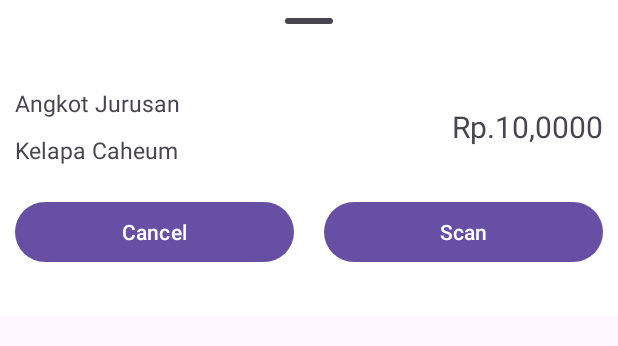
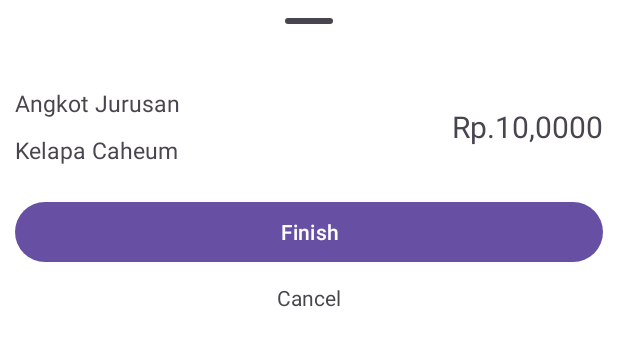
Before and after one commit to Jakas-Technologies/JAKAS-For-Passenger, an Android app: the layout bottom_sheet_map_state.xml on its own in the app's theme, with its tools: preview values and no code run, on a phone screen of 412 x 824 dp. Shown: the top 346 px of the screen. Run offline under Robolectric (Android 15) with nearby library versions, the phone set to English and light mode, and no system bars.

Commit message:
bottom sheet and fab repaired

```diff
--- a/app/src/main/res/layout/bottom_sheet_autocomplete.xml
+++ b/app/src/main/res/layout/bottom_sheet_map_state.xml
@@ -19,30 +19,7 @@
         app:layout_constraintStart_toStartOf="parent"
         app:layout_constraintTop_toTopOf="parent" />
 
-    <Button
-        android:id="@+id/btn_cancel_find"
-        android:layout_width="0dp"
-        android:layout_height="wrap_content"
-        android:layout_margin="10dp"
-        android:text="Cancel"
-        android:visibility="visible"
-        app:layout_constraintEnd_toStartOf="@+id/btn_pay_find"
-        app:layout_constraintStart_toStartOf="parent"
-        app:layout_constraintTop_toBottomOf="@+id/payment_has_selected_container"
-        tools:visibility="visible" />
-
-    <Button
-        android:id="@+id/btn_pay_find"
-        android:layout_width="0dp"
-        android:layout_height="wrap_content"
-        android:layout_margin="10dp"
-        android:text="Scan"
-        android:visibility="visible"
-        app:layout_constraintEnd_toEndOf="parent"
-        app:layout_constraintStart_toEndOf="@+id/btn_cancel_find"
-        app:layout_constraintTop_toBottomOf="@+id/payment_has_selected_container"
-        tools:visibility="visible" />
-
+    <!-- muncul setelah di confirm-->
     <androidx.constraintlayout.widget.ConstraintLayout
         android:id="@+id/payment_has_selected_container"
         android:layout_width="0dp"
@@ -91,10 +68,58 @@
         </LinearLayout>
     </androidx.constraintlayout.widget.ConstraintLayout>
 
+    <Button
+        android:id="@+id/btn_cancel_find"
+        android:layout_width="0dp"
+        android:layout_height="wrap_content"
+        android:layout_margin="10dp"
+        android:text="Cancel"
+        android:visibility="gone"
+        app:layout_constraintEnd_toStartOf="@+id/btn_scan_find"
+        app:layout_constraintStart_toStartOf="parent"
+        app:layout_constraintTop_toBottomOf="@+id/payment_has_selected_container"/>
+
+    <Button
+        android:id="@+id/btn_scan_find"
+        android:layout_width="0dp"
+        android:layout_height="wrap_content"
+        android:layout_margin="10dp"
+        android:text="Scan QR"
+        android:visibility="visible"
+        app:layout_constraintEnd_toEndOf="parent"
+        app:layout_constraintStart_toEndOf="@+id/btn_cancel_find"
+        app:layout_constraintTop_toBottomOf="@+id/payment_has_selected_container"
+        tools:visibility="gone" />
+
+    <!-- Setelah scan QR  -->
+    <Button
+        android:id="@+id/btn_finish_payment"
+        android:layout_width="0dp"
+        android:layout_height="wrap_content"
+        android:layout_margin="10dp"
+        android:text="Finish"
+        android:visibility="visible"
+        app:layout_constraintEnd_toEndOf="parent"
+        app:layout_constraintStart_toStartOf="parent"
+        app:layout_constraintTop_toBottomOf="@+id/payment_has_selected_container"
+        tools:visibility="visible" />
+
+    <TextView
+        android:id="@+id/btn_cancel_payment"
+        android:layout_width="wrap_content"
+        android:layout_height="wrap_content"
+        android:layout_marginTop="10dp"
+        android:text="Cancel"
+        app:layout_constraintTop_toBottomOf="@+id/btn_finish_payment"
+        app:layout_constraintEnd_toEndOf="parent"
+        app:layout_constraintStart_toStartOf="parent"
+        android:visibility="visible"/>
+
+    <!-- hilang setelah di confirm -->
     <androidx.recyclerview.widget.RecyclerView
         android:id="@+id/rv_angkot_direction"
         android:layout_width="0dp"
-        android:layout_height="200dp"
+        android:layout_height="150dp"
         android:layout_margin="10dp"
         app:layout_constraintEnd_toEndOf="parent"
         app:layout_constraintStart_toStartOf="parent"
```
Also changed, not shown: app/src/main/java/com/miftah/jakasforpassenger/ui/maps/MapsActivity.kt (+58 -33 lines), app/src/main/java/com/miftah/jakasforpassenger/ui/maps/MapsViewModel.kt (+7 -0 lines), app/src/main/res/layout/activity_maps.xml (+6 -1 lines).
